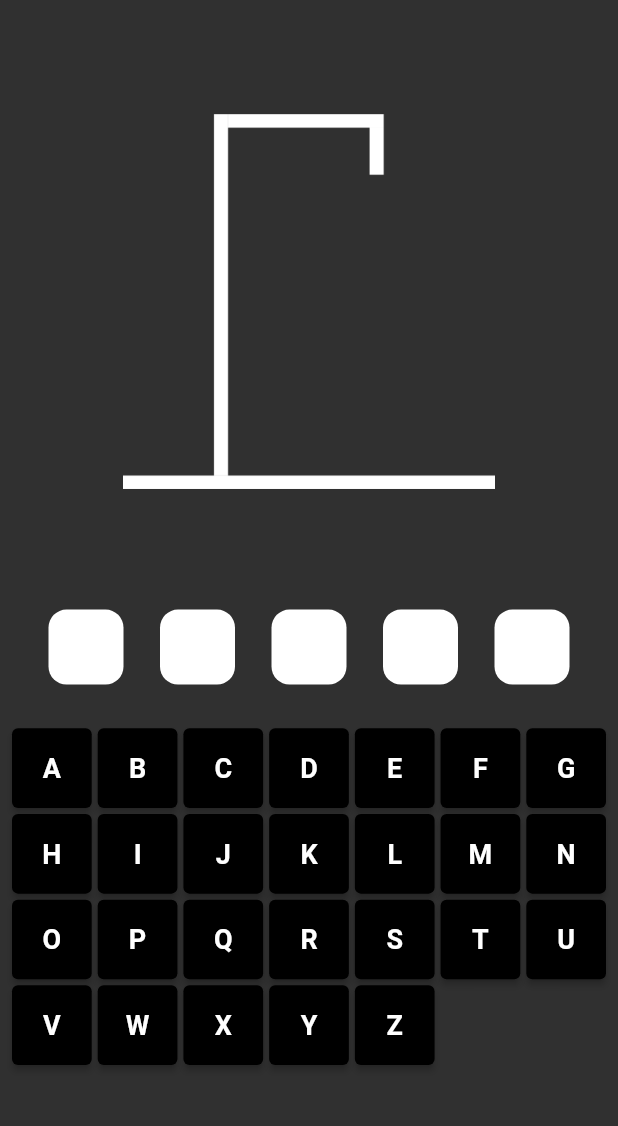
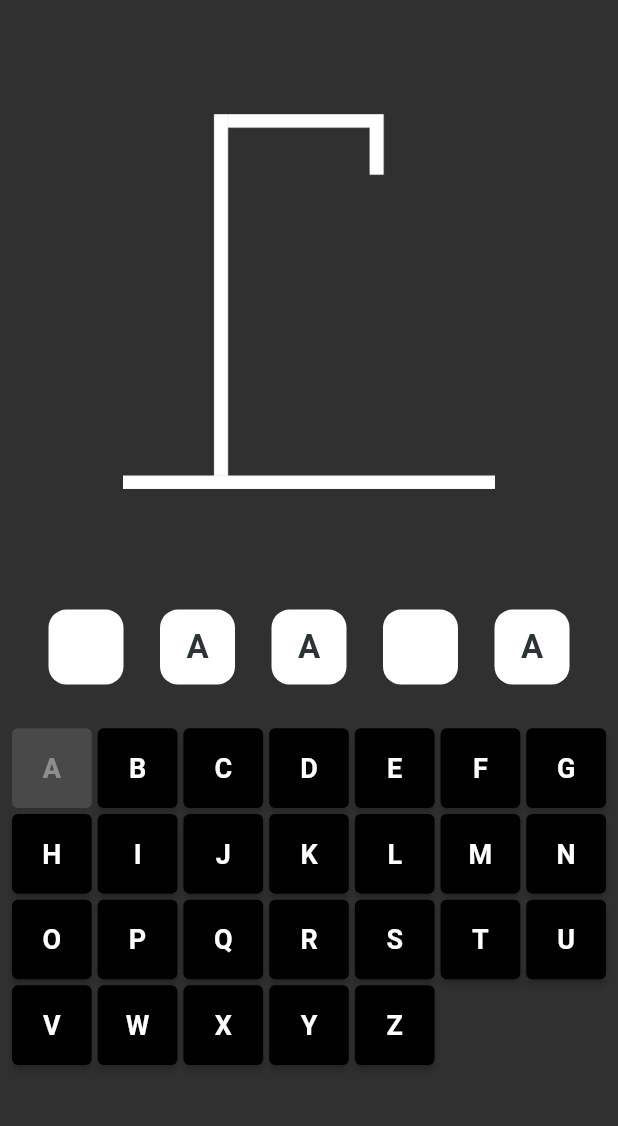
Before and after one commit to RJ2607/hangman, a Flutter app: the screen it shows after launch, after a tap on an icon or button, on a phone screen of 412 x 824 dp, the part 59-1185 px from its top. Run offline on Flutter 3.47's test engine with Material 2 defaults, Android fonts, the phone set to English and light mode, and no system bars.

```diff
--- a/lib/game_screen.dart
+++ b/lib/game_screen.dart
@@ -72,7 +72,18 @@ class _GamescreensState extends State<Gamescreens> {
                     mainAxisSpacing: 4,
                     children: characters.split("").map((e) {
                       return ElevatedButton(
-                        onPressed: () {},
+                        onPressed: selectedchar.contains(e.toUpperCase())
+                            ? null
+                            : () {
+                                setState(() {
+                                  selectedchar.add(e.toUpperCase());
+                                  if (!word
+                                      .split("")
+                                      .contains(e.toUpperCase())) {
+                                    tries++;
+                                  }
+                                });
+                              },
                         child: Text(
                           e,
                           style: TextStyle(
```
